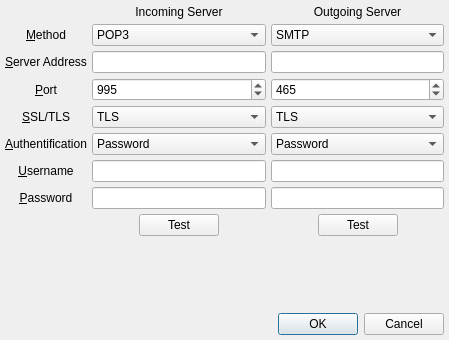
Before: the Qt Designer form UI/poptasticsettings.ui in xloem/spot-on-svn, drawn with Qt 5.
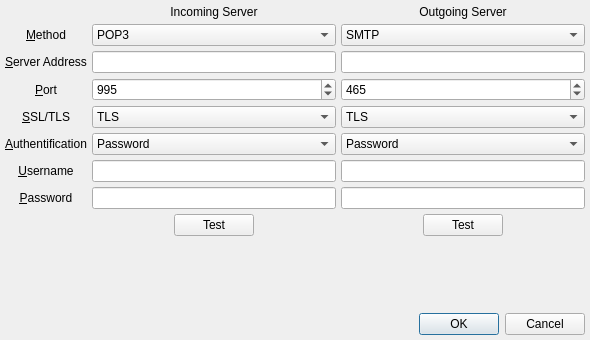
After: the same form once the commit is applied. Icons and pictures are not drawn.

Diff of the .ui file:
```diff
--- a/UI/poptasticsettings.ui
+++ b/UI/poptasticsettings.ui
@@ -6,7 +6,7 @@
    <rect>
     <x>0</x>
     <y>0</y>
-    <width>449</width>
+    <width>590</width>
     <height>340</height>
    </rect>
   </property>
```
